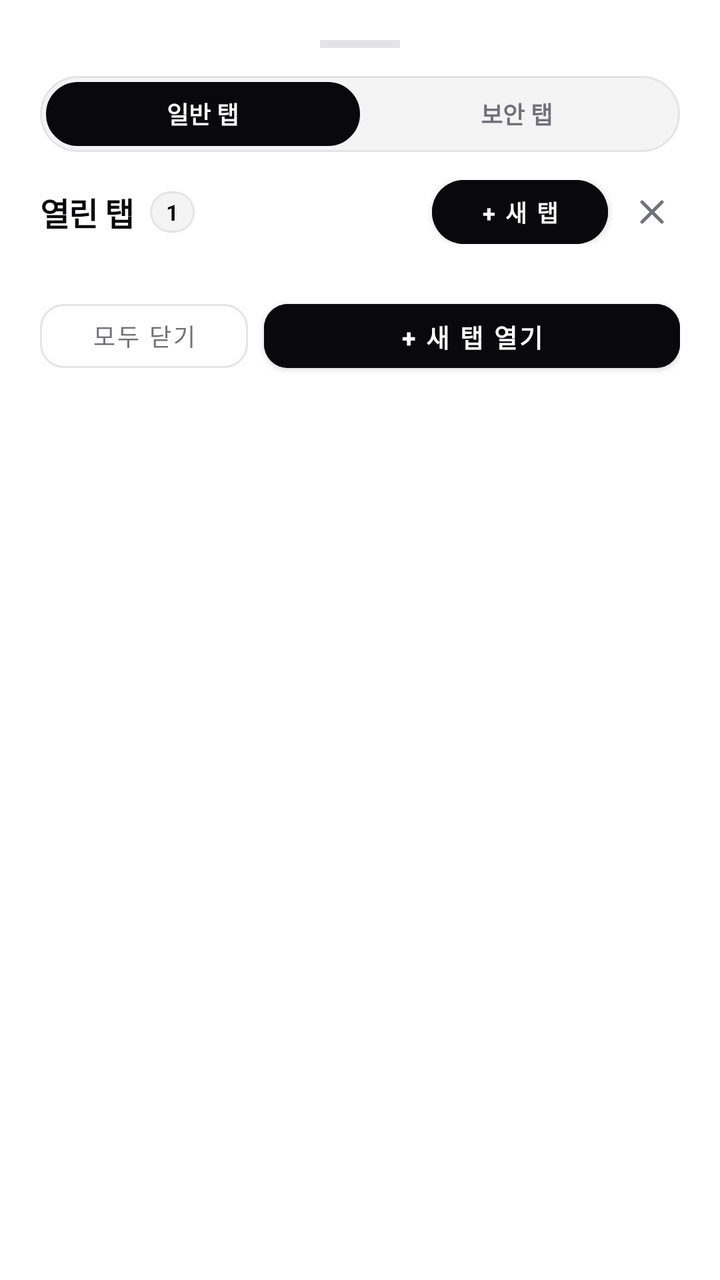
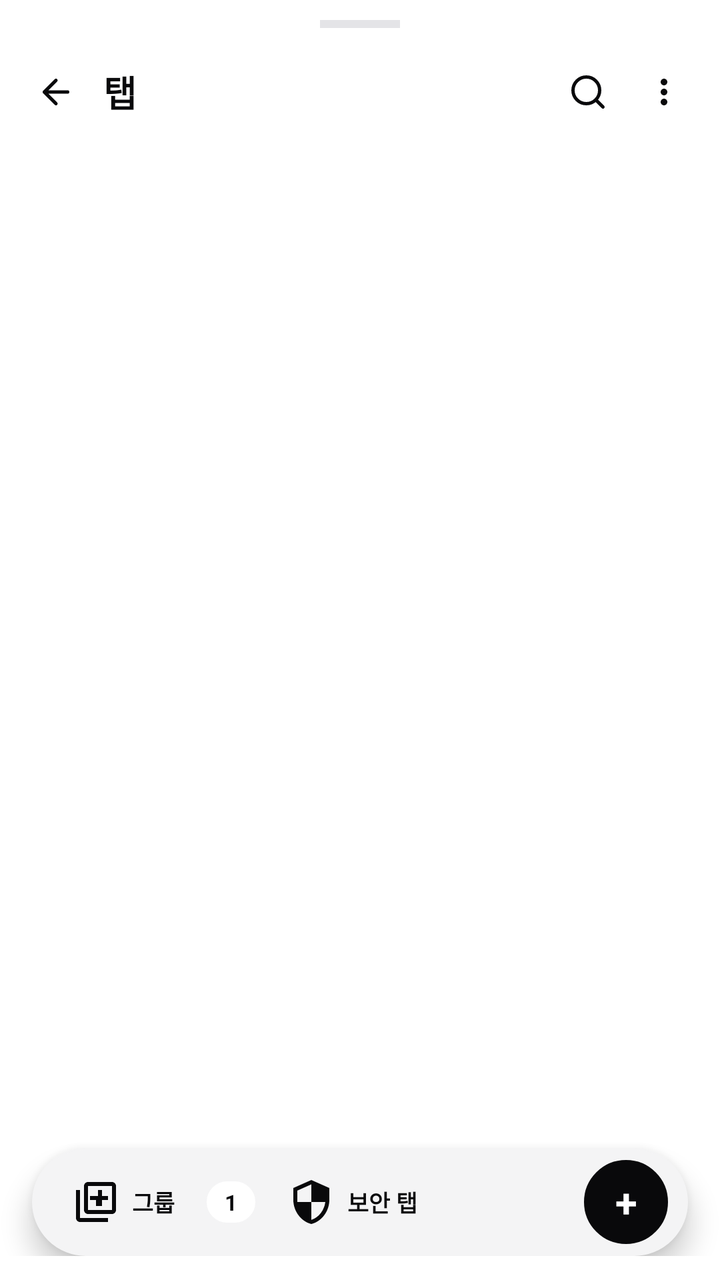

The first picture is an Android layout as it rendered before a commit; the second is the same layout after the commit. The layout source and the unified diff follow.
<!-- AndroidManifest.xml: application theme Theme.CreamAiHub -->
<!-- res/layout/dialog_tab_manager.xml -->
<?xml version="1.0" encoding="utf-8"?>
<LinearLayout 
    xmlns:android="http://schemas.android.com/apk/res/android"
    xmlns:app="http://schemas.android.com/apk/res-auto"
    android:layout_width="match_parent"
    android:layout_height="wrap_content"
    android:orientation="vertical"
    android:padding="20dp"
    android:background="@drawable/bg_bottom_sheet">

    
    <View
        android:layout_width="40dp"
        android:layout_height="4dp"
        android:layout_gravity="center_horizontal"
        android:background="@color/border_gray"
        android:layout_marginBottom="14dp" />

    
    <LinearLayout
        android:layout_width="match_parent"
        android:layout_height="38dp"
        android:orientation="horizontal"
        android:background="@drawable/bg_input_box"
        android:padding="3dp"
        android:layout_marginBottom="14dp">

        <TextView
            android:id="@+id/btnSegmentNormalTabs"
            android:layout_width="0dp"
            android:layout_height="match_parent"
            android:layout_weight="1"
            android:text="일반 탭"
            android:textSize="12sp"
            android:textStyle="bold"
            android:textColor="@color/white"
            android:background="@drawable/bg_pill_badge"
            android:backgroundTint="@color/primary_black"
            android:gravity="center"
            android:clickable="true"
            android:focusable="true" />

        <TextView
            android:id="@+id/btnSegmentSecurityTabs"
            android:layout_width="0dp"
            android:layout_height="match_parent"
            android:layout_weight="1"
            android:text="보안 탭"
            android:textSize="12sp"
            android:textStyle="bold"
            android:textColor="@color/text_muted"
            android:gravity="center"
            android:clickable="true"
            android:focusable="true" />
    </LinearLayout>

    
    <LinearLayout
        android:layout_width="match_parent"
        android:layout_height="wrap_content"
        android:orientation="horizontal"
        android:gravity="center_vertical"
        android:layout_marginBottom="10dp">

        <TextView
            android:id="@+id/tvTabManagerTitle"
            android:layout_width="wrap_content"
            android:layout_height="wrap_content"
            android:text="열린 탭"
            android:textSize="16sp"
            android:textStyle="bold"
            android:textColor="@color/primary_black"
            android:letterSpacing="-0.02" />

        <TextView
            android:id="@+id/tvTabCountBadge"
            android:layout_width="wrap_content"
            android:layout_height="wrap_content"
            android:text="1"
            android:textSize="11sp"
            android:textStyle="bold"
            android:textColor="@color/primary_black"
            android:background="@drawable/bg_pill_badge"
            android:paddingHorizontal="8dp"
            android:paddingVertical="3dp"
            android:layout_marginStart="8dp" />

        <View
            android:layout_width="0dp"
            android:layout_height="0dp"
            android:layout_weight="1" />

        <Button
            android:id="@+id/btnNewTabTop"
            android:layout_width="wrap_content"
            android:layout_height="32dp"
            android:text="+ 새 탭"
            android:textSize="11.5sp"
            android:textStyle="bold"
            android:backgroundTint="@color/primary_black"
            android:textColor="@color/white"
            android:insetTop="0dp"
            android:insetBottom="0dp"
            app:cornerRadius="16dp"
            android:paddingHorizontal="12dp"
            android:layout_marginEnd="8dp" />

        <ImageView
            android:id="@+id/btnCloseTabManager"
            android:layout_width="28dp"
            android:layout_height="28dp"
            android:src="@drawable/ic_close"
            app:tint="@color/text_muted"
            android:padding="4dp"
            android:background="?attr/selectableItemBackgroundBorderless"
            android:contentDescription="Close" />
    </LinearLayout>

    
    <LinearLayout
        android:id="@+id/bannerInactiveTabs"
        android:layout_width="match_parent"
        android:layout_height="wrap_content"
        android:orientation="horizontal"
        android:gravity="center_vertical"
        android:background="@drawable/bg_pill_badge"
        android:backgroundTint="#F0FDF4"
        android:paddingHorizontal="12dp"
        android:paddingVertical="8dp"
        android:layout_marginBottom="12dp"
        android:visibility="gone">

        <ImageView
            android:layout_width="16dp"
            android:layout_height="16dp"
            android:src="@drawable/ic_leaf"
            app:tint="#16A34A"
            android:layout_marginEnd="8dp" />

        <TextView
            android:id="@+id/tvInactiveBannerText"
            android:layout_width="0dp"
            android:layout_height="wrap_content"
            android:layout_weight="1"
            android:text="2개 탭이 절전 모드로 메모리를 절약 중입니다"
            android:textSize="11sp"
            android:textColor="#15803D" />

        <TextView
            android:id="@+id/btnCloseInactiveTabs"
            android:layout_width="wrap_content"
            android:layout_height="wrap_content"
            android:text="절전 탭 정리"
            android:textSize="11sp"
            android:textStyle="bold"
            android:textColor="#16A34A"
            android:clickable="true"
            android:focusable="true" />
    </LinearLayout>

    
    <androidx.core.widget.NestedScrollView
        android:layout_width="match_parent"
        android:layout_height="wrap_content"
        android:fillViewport="true"
        android:scrollbars="vertical"
        android:layout_marginBottom="14dp">

        <LinearLayout
            android:id="@+id/layoutTabsList"
            android:layout_width="match_parent"
            android:layout_height="wrap_content"
            android:orientation="vertical" />

    </androidx.core.widget.NestedScrollView>

    
    <LinearLayout
        android:layout_width="match_parent"
        android:layout_height="wrap_content"
        android:orientation="horizontal"
        android:gravity="center_vertical">

        <Button
            android:id="@+id/btnCloseAllTabs"
            android:layout_width="0dp"
            android:layout_height="44dp"
            android:layout_weight="1"
            android:text="모두 닫기"
            android:textSize="12sp"
            style="@style/Widget.MaterialComponents.Button.OutlinedButton"
            android:textColor="@color/text_muted"
            app:strokeColor="@color/border_gray"
            app:cornerRadius="12dp"
            android:layout_marginEnd="8dp" />

        <Button
            android:id="@+id/btnNewTabBottom"
            android:layout_width="0dp"
            android:layout_height="44dp"
            android:layout_weight="2"
            android:text="+ 새 탭 열기"
            android:textSize="12.5sp"
            android:textStyle="bold"
            android:backgroundTint="@color/primary_black"
            android:textColor="@color/white"
            app:cornerRadius="12dp" />

    </LinearLayout>

</LinearLayout>
<!-- resources referenced by this layout -->
<resources>
  <color name="border_gray">#E4E4E7</color>
  <color name="primary_black">#09090B</color>
  <color name="text_muted">#71717A</color>
  <color name="white">#FFFFFF</color>
  <!-- drawable bg_bottom_sheet (drawable) -->
  <?xml version="1.0" encoding="utf-8"?>
  <shape xmlns:android="http://schemas.android.com/apk/res/android">
      <solid android:color="#FFFFFF" />
      <corners 
          android:topLeftRadius="28dp" 
          android:topRightRadius="28dp" 
          android:bottomLeftRadius="0dp" 
          android:bottomRightRadius="0dp" />
  </shape>
  <!-- drawable bg_input_box (drawable) -->
  <?xml version="1.0" encoding="utf-8"?>
  <shape xmlns:android="http://schemas.android.com/apk/res/android">
      <solid android:color="#F4F4F5" />
      <stroke android:width="1dp" android:color="#E4E4E7" />
      <corners android:radius="24dp" />
  </shape>
  <!-- drawable bg_pill_badge (drawable) -->
  <?xml version="1.0" encoding="utf-8"?>
  <shape xmlns:android="http://schemas.android.com/apk/res/android">
      <solid android:color="#F4F4F5" />
      <stroke android:width="1dp" android:color="#E4E4E7" />
      <corners android:radius="999dp" />
  </shape>
  <style name="Theme.CreamAiHub" parent="Theme.MaterialComponents.DayNight.NoActionBar">
          <item name="colorPrimary">@color/primary_black</item>
          <item name="colorPrimaryVariant">@color/secondary_dark</item>
          <item name="colorOnPrimary">@color/white</item>
          <item name="android:statusBarColor">@color/white</item>
          <item name="android:windowLightStatusBar">true</item>
      </style>
  <color name="secondary_dark">#27272A</color>
  <!-- unchanged entries left out for length: 2 -->
</resources>

<!-- the commit's change to res/layout/dialog_tab_manager.xml (unified diff, before → after) -->
@@ -1,211 +1,270 @@
 <?xml version="1.0" encoding="utf-8"?>
-<LinearLayout 
+<LinearLayout
     xmlns:android="http://schemas.android.com/apk/res/android"
     xmlns:app="http://schemas.android.com/apk/res-auto"
+    android:id="@+id/layoutTabManagerRoot"
     android:layout_width="match_parent"
     android:layout_height="wrap_content"
     android:orientation="vertical"
-    android:padding="20dp"
+    android:paddingTop="10dp"
+    android:paddingBottom="12dp"
     android:background="@drawable/bg_bottom_sheet">
 
     
     <View
+        android:id="@+id/viewTabManagerHandle"
         android:layout_width="40dp"
         android:layout_height="4dp"
         android:layout_gravity="center_horizontal"
         android:background="@color/border_gray"
-        android:layout_marginBottom="14dp" />
-
-    
-    <LinearLayout
-        android:layout_width="match_parent"
-        android:layout_height="38dp"
-        android:orientation="horizontal"
+        android:layout_marginBottom="6dp" />
+
+    
+    <LinearLayout
+        android:id="@+id/layoutTabManagerHeader"
+        android:layout_width="match_parent"
+        android:layout_height="52dp"
+        android:orientation="horizontal"
+        android:gravity="center_vertical"
+        android:paddingHorizontal="10dp">
+
+        <ImageView
+            android:id="@+id/btnTabManagerBack"
+            android:layout_width="36dp"
+            android:layout_height="36dp"
+            android:padding="8dp"
+            android:src="@drawable/ic_arrow_back"
+            app:tint="@color/primary_black"
+            android:background="?attr/selectableItemBackgroundBorderless"
+            android:contentDescription="닫기" />
+
+        <TextView
+            android:id="@+id/tvTabManagerTitle"
+            android:layout_width="wrap_content"
+            android:layout_height="wrap_content"
+            android:text="탭"
+            android:textSize="18sp"
+            android:textStyle="bold"
+            android:textColor="@color/primary_black"
+            android:letterSpacing="-0.02"
+            android:layout_marginStart="6dp" />
+
+        <View
+            android:layout_width="0dp"
+            android:layout_height="0dp"
+            android:layout_weight="1" />
+
+        <ImageView
+            android:id="@+id/btnTabManagerSearch"
+            android:layout_width="36dp"
+            android:layout_height="36dp"
+            android:padding="8dp"
+            android:src="@drawable/ic_search"
+            app:tint="@color/primary_black"
+            android:background="?attr/selectableItemBackgroundBorderless"
+            android:layout_marginEnd="2dp"
+            android:contentDescription="탭 검색" />
+
+        <ImageView
+            android:id="@+id/btnTabManagerMore"
+            android:layout_width="36dp"
+            android:layout_height="36dp"
+            android:padding="8dp"
+            android:src="@drawable/ic_more_vert"
+            app:tint="@color/primary_black"
+            android:background="?attr/selectableItemBackgroundBorderless"
+            android:contentDescription="더보기" />
+    </LinearLayout>
+
+    
+    <LinearLayout
+        android:id="@+id/layoutTabSearchRow"
+        android:layout_width="match_parent"
+        android:layout_height="42dp"
+        android:orientation="horizontal"
+        android:gravity="center_vertical"
         android:background="@drawable/bg_input_box"
-        android:padding="3dp"
-        android:layout_marginBottom="14dp">
-
-        <TextView
-            android:id="@+id/btnSegmentNormalTabs"
+        android:paddingHorizontal="12dp"
+        android:layout_marginHorizontal="16dp"
+        android:layout_marginBottom="8dp"
+        android:visibility="gone">
+
+        <ImageView
+            android:layout_width="16dp"
+            android:layout_height="16dp"
+            android:src="@drawable/ic_search"
+            app:tint="@color/text_muted"
+            android:layout_marginEnd="8dp" />
+
+        <EditText
+            android:id="@+id/etTabSearch"
             android:layout_width="0dp"
             android:layout_height="match_parent"
             android:layout_weight="1"
-            android:text="일반 탭"
-            android:textSize="12sp"
+            android:hint="탭 제목이나 주소로 검색"
+            android:textSize="13sp"
+            android:textColorHint="@color/text_muted"
+            android:textColor="@color/primary_black"
+            android:background="@null"
+            android:singleLine="true"
+            android:imeOptions="actionSearch"
+            android:inputType="text" />
+
+        <ImageView
+            android:id="@+id/btnClearTabSearch"
+            android:layout_width="26dp"
+            android:layout_height="26dp"
+            android:padding="5dp"
+            android:src="@drawable/ic_close"
+            app:tint="@color/text_muted"
+            android:background="?attr/selectableItemBackgroundBorderless"
+            android:contentDescription="검색어 지우기" />
+    </LinearLayout>
+
+    
+    <LinearLayout
+        android:id="@+id/bannerInactiveTabs"
+        android:layout_width="match_parent"
+        android:layout_height="wrap_content"
+        android:orientation="horizontal"
+        android:gravity="center_vertical"
+        android:background="@drawable/bg_pill_badge"
+        android:backgroundTint="#E4E4E7"
+        android:paddingHorizontal="12dp"
+        android:paddingVertical="7dp"
+        android:layout_marginHorizontal="16dp"
+        android:layout_marginBottom="8dp"
+        android:visibility="gone">
+
+        <ImageView
+            android:layout_width="15dp"
+            android:layout_height="15dp"
+            android:src="@drawable/ic_leaf"
+            app:tint="@color/primary_black"
+            android:layout_marginEnd="8dp" />
+
+        <TextView
+            android:id="@+id/tvInactiveBannerText"
+            android:layout_width="0dp"
+            android:layout_height="wrap_content"
+            android:layout_weight="1"
+            android:text="2개 탭이 절전 모드로 메모리를 절약 중입니다"
+            android:textSize="11sp"
+            android:textColor="@color/primary_black" />
+
+        <TextView
+            android:id="@+id/btnCloseInactiveTabs"
+            android:layout_width="wrap_content"
+            android:layout_height="wrap_content"
+            android:text="절전 탭 정리"
+            android:textSize="11sp"
+            android:textStyle="bold"
+            android:textColor="@color/primary_black"
+            android:clickable="true"
+            android:focusable="true" />
+    </LinearLayout>
+
+    
+    <androidx.core.widget.NestedScrollView
+        android:id="@+id/scrollTabList"
+        android:layout_width="match_parent"
+        android:layout_height="0dp"
+        android:layout_weight="1"
+        android:minHeight="180dp"
+        android:fillViewport="true"
+        android:scrollbars="none"
+        android:clipToPadding="false"
+        android:paddingBottom="6dp">
+
+        <LinearLayout
+            android:id="@+id/layoutTabsList"
+            android:layout_width="match_parent"
+            android:layout_height="wrap_content"
+            android:orientation="vertical" />
+    </androidx.core.widget.NestedScrollView>
+
+    
+    <LinearLayout
+        android:id="@+id/layoutTabPillBar"
+        android:layout_width="match_parent"
+        android:layout_height="54dp"
+        android:orientation="horizontal"
+        android:gravity="center_vertical"
+        android:background="@drawable/bg_pill_badge"
+        android:backgroundTint="#F4F4F5"
+        android:elevation="8dp"
+        android:layout_marginHorizontal="16dp"
+        android:layout_marginTop="8dp"
+        android:paddingHorizontal="10dp">
+
+        <TextView
+            android:id="@+id/btnTabGroupFilter"
+            android:layout_width="wrap_content"
+            android:layout_height="32dp"
+            android:gravity="center_vertical"
+            android:text="그룹"
+            android:textSize="11.5sp"
+            android:textStyle="bold"
+            android:textColor="@color/primary_black"
+            android:drawableStart="@drawable/ic_group"
+            android:drawablePadding="6dp"
+            android:drawableTint="@color/primary_black"
+            android:paddingHorizontal="10dp"
+            android:background="?attr/selectableItemBackgroundBorderless"
+            android:clickable="true"
+            android:focusable="true" />
+
+        <TextView
+            android:id="@+id/tvTabCountBadge"
+            android:layout_width="wrap_content"
+            android:layout_height="wrap_content"
+            android:text="1"
+            android:textSize="11sp"
+            android:textStyle="bold"
+            android:textColor="@color/primary_black"
+            android:background="@drawable/bg_pill_badge"
+            android:backgroundTint="#FFFFFF"
+            android:paddingHorizontal="9dp"
+            android:paddingVertical="3dp"
+            android:layout_marginStart="6dp" />
+
+        <TextView
+            android:id="@+id/btnSecurityTabsToggle"
+            android:layout_width="wrap_content"
+            android:layout_height="32dp"
+            android:gravity="center_vertical"
+            android:text="보안 탭"
+            android:textSize="11.5sp"
+            android:textStyle="bold"
+            android:textColor="@color/primary_black"
+            android:drawableStart="@drawable/ic_shield"
+            android:drawablePadding="6dp"
+            android:drawableTint="@color/primary_black"
+            android:paddingHorizontal="10dp"
+            android:background="?attr/selectableItemBackgroundBorderless"
+            android:clickable="true"
+            android:focusable="true"
+            android:layout_marginStart="6dp" />
+
+        <View
+            android:layout_width="0dp"
+            android:layout_height="0dp"
+            android:layout_weight="1" />
+
+        <TextView
+            android:id="@+id/btnNewTabPill"
+            android:layout_width="42dp"
+            android:layout_height="42dp"
+            android:gravity="center"
+            android:text="+"
+            android:textSize="20sp"
             android:textStyle="bold"
             android:textColor="@color/white"
             android:background="@drawable/bg_pill_badge"
             android:backgroundTint="@color/primary_black"
-            android:gravity="center"
-            android:clickable="true"
-            android:focusable="true" />
-
-        <TextView
-            android:id="@+id/btnSegmentSecurityTabs"
-            android:layout_width="0dp"
-            android:layout_height="match_parent"
-            android:layout_weight="1"
-            android:text="보안 탭"
-            android:textSize="12sp"
-            android:textStyle="bold"
-            android:textColor="@color/text_muted"
-            android:gravity="center"
-            android:clickable="true"
-            android:focusable="true" />
-    </LinearLayout>
-
-    
-    <LinearLayout
-        android:layout_width="match_parent"
-        android:layout_height="wrap_content"
-        android:orientation="horizontal"
-        android:gravity="center_vertical"
-        android:layout_marginBottom="10dp">
-
-        <TextView
-            android:id="@+id/tvTabManagerTitle"
-            android:layout_width="wrap_content"
-            android:layout_height="wrap_content"
-            android:text="열린 탭"
-            android:textSize="16sp"
-            android:textStyle="bold"
-            android:textColor="@color/primary_black"
-            android:letterSpacing="-0.02" />
-
-        <TextView
-            android:id="@+id/tvTabCountBadge"
-            android:layout_width="wrap_content"
-            android:layout_height="wrap_content"
-            android:text="1"
-            android:textSize="11sp"
-            android:textStyle="bold"
-            android:textColor="@color/primary_black"
-            android:background="@drawable/bg_pill_badge"
-            android:paddingHorizontal="8dp"
-            android:paddingVertical="3dp"
-            android:layout_marginStart="8dp" />
-
-        <View
-            android:layout_width="0dp"
-            android:layout_height="0dp"
-            android:layout_weight="1" />
-
-        <Button
-            android:id="@+id/btnNewTabTop"
-            android:layout_width="wrap_content"
-            android:layout_height="32dp"
-            android:text="+ 새 탭"
-            android:textSize="11.5sp"
-            android:textStyle="bold"
-            android:backgroundTint="@color/primary_black"
-            android:textColor="@color/white"
-            android:insetTop="0dp"
-            android:insetBottom="0dp"
-            app:cornerRadius="16dp"
-            android:paddingHorizontal="12dp"
-            android:layout_marginEnd="8dp" />
-
-        <ImageView
-            android:id="@+id/btnCloseTabManager"
-            android:layout_width="28dp"
-            android:layout_height="28dp"
-            android:src="@drawable/ic_close"
-            app:tint="@color/text_muted"
-            android:padding="4dp"
-            android:background="?attr/selectableItemBackgroundBorderless"
-            android:contentDescription="Close" />
-    </LinearLayout>
-
-    
-    <LinearLayout
-        android:id="@+id/bannerInactiveTabs"
-        android:layout_width="match_parent"
-        android:layout_height="wrap_content"
-        android:orientation="horizontal"
-        android:gravity="center_vertical"
-        android:background="@drawable/bg_pill_badge"
-        android:backgroundTint="#F0FDF4"
-        android:paddingHorizontal="12dp"
-        android:paddingVertical="8dp"
-        android:layout_marginBottom="12dp"
-        android:visibility="gone">
-
-        <ImageView
-            android:layout_width="16dp"
-            android:layout_height="16dp"
-            android:src="@drawable/ic_leaf"
-            app:tint="#16A34A"
-            android:layout_marginEnd="8dp" />
-
-        <TextView
-            android:id="@+id/tvInactiveBannerText"
-            android:layout_width="0dp"
-            android:layout_height="wrap_content"
-            android:layout_weight="1"
-            android:text="2개 탭이 절전 모드로 메모리를 절약 중입니다"
-            android:textSize="11sp"
-            android:textColor="#15803D" />
-
-        <TextView
-            android:id="@+id/btnCloseInactiveTabs"
-            android:layout_width="wrap_content"
-            android:layout_height="wrap_content"
-            android:text="절전 탭 정리"
-            android:textSize="11sp"
-            android:textStyle="bold"
-            android:textColor="#16A34A"
-            android:clickable="true"
-            android:focusable="true" />
-    </LinearLayout>
-
-    
-    <androidx.core.widget.NestedScrollView
-        android:layout_width="match_parent"
-        android:layout_height="wrap_content"
-        android:fillViewport="true"
-        android:scrollbars="vertical"
-        android:layout_marginBottom="14dp">
-
-        <LinearLayout
-            android:id="@+id/layoutTabsList"
-            android:layout_width="match_parent"
-            android:layout_height="wrap_content"
-            android:orientation="vertical" />
-
-    </androidx.core.widget.NestedScrollView>
-
-    
-    <LinearLayout
-        android:layout_width="match_parent"
-        android:layout_height="wrap_content"
-        android:orientation="horizontal"
-        android:gravity="center_vertical">
-
-        <Button
-            android:id="@+id/btnCloseAllTabs"
-            android:layout_width="0dp"
-            android:layout_height="44dp"
-            android:layout_weight="1"
-            android:text="모두 닫기"
-            android:textSize="12sp"
-            style="@style/Widget.MaterialComponents.Button.OutlinedButton"
-            android:textColor="@color/text_muted"
-            app:strokeColor="@color/border_gray"
-            app:cornerRadius="12dp"
-            android:layout_marginEnd="8dp" />
-
-        <Button
-            android:id="@+id/btnNewTabBottom"
-            android:layout_width="0dp"
-            android:layout_height="44dp"
-            android:layout_weight="2"
-            android:text="+ 새 탭 열기"
-            android:textSize="12.5sp"
-            android:textStyle="bold"
-            android:backgroundTint="@color/primary_black"
-            android:textColor="@color/white"
-            app:cornerRadius="12dp" />
-
+            android:clickable="true"
+            android:focusable="true"
+            android:contentDescription="새 탭" />
     </LinearLayout>
 
 </LinearLayout>
<!-- resource entries referenced after the edit -->
@@ -28,6 +28,62 @@
       <stroke android:width="1dp" android:color="#E4E4E7" />
       <corners android:radius="999dp" />
   </shape>
+  <!-- drawable ic_arrow_back (drawable) -->
+  <vector xmlns:android="http://schemas.android.com/apk/res/android"
+      android:width="24dp"
+      android:height="24dp"
+      android:viewportWidth="24"
+      android:viewportHeight="24">
+      <path
+          android:strokeColor="#09090B"
+          android:strokeWidth="2"
+          android:strokeLineCap="round"
+          android:strokeLineJoin="round"
+          android:pathData="M19,12H5M12,19l-7,-7 7,-7" />
+  </vector>
+  <!-- drawable ic_group (drawable) -->
+  <vector xmlns:android="http://schemas.android.com/apk/res/android"
+      android:width="24dp"
+      android:height="24dp"
+      android:viewportWidth="24"
+      android:viewportHeight="24">
+      <path
+          android:fillColor="#000000"
+          android:pathData="M4,6H2v14c0,1.1 0.9,2 2,2h14v-2H4V6zm16,-4H8c-1.1,0 -2,0.9 -2,2v12c0,1.1 0.9,2 2,2h12c1.1,0 2,-0.9 2,-2V4c0,-1.1 -0.9,-2 -2,-2zm0,14H8V4h12v12zm-7,-2h2v-3h3V9h-3V6h-2v3H9v2h3v3z" />
+  </vector>
+  <!-- drawable ic_more_vert (drawable) -->
+  <vector xmlns:android="http://schemas.android.com/apk/res/android"
+      android:width="24dp"
+      android:height="24dp"
+      android:viewportWidth="24"
+      android:viewportHeight="24">
+    <path
+        android:fillColor="#FF000000"
+        android:pathData="M12,8c1.1,0 2,-0.9 2,-2s-0.9,-2 -2,-2 -2,0.9 -2,2 0.9,2 2,2zM12,10c-1.1,0 -2,0.9 -2,2s0.9,2 2,2 2,-0.9 2,-2 -0.9,-2 -2,-2zM12,16c-1.1,0 -2,0.9 -2,2s0.9,2 2,2 2,-0.9 2,-2 -0.9,-2 -2,-2z"/>
+  </vector>
+  <!-- drawable ic_search (drawable) -->
+  <vector xmlns:android="http://schemas.android.com/apk/res/android"
+      android:width="24dp"
+      android:height="24dp"
+      android:viewportWidth="24"
+      android:viewportHeight="24">
+      <path
+          android:strokeColor="#09090B"
+          android:strokeWidth="2"
+          android:strokeLineCap="round"
+          android:strokeLineJoin="round"
+          android:pathData="M21,21l-4.35,-4.35M19,11a8,8 0,1 1,-16,0a8,8 0,0 1,16,0z" />
+  </vector>
+  <!-- drawable ic_shield (drawable) -->
+  <vector xmlns:android="http://schemas.android.com/apk/res/android"
+      android:width="24dp"
+      android:height="24dp"
+      android:viewportWidth="24"
+      android:viewportHeight="24">
+      <path
+          android:fillColor="#000000"
+          android:pathData="M12,1L3,5v6c0,5.55 3.84,10.74 9,12 5.16,-1.26 9,-6.45 9,-12V5l-9,-4zm0,10.99h7c-0.53,4.12 -3.28,7.79 -7,8.94V12H5V6.3l7,-3.11v8.8z" />
+  </vector>
   <style name="Theme.CreamAiHub" parent="Theme.MaterialComponents.DayNight.NoActionBar">
           <item name="colorPrimary">@color/primary_black</item>
           <item name="colorPrimaryVariant">@color/secondary_dark</item>
